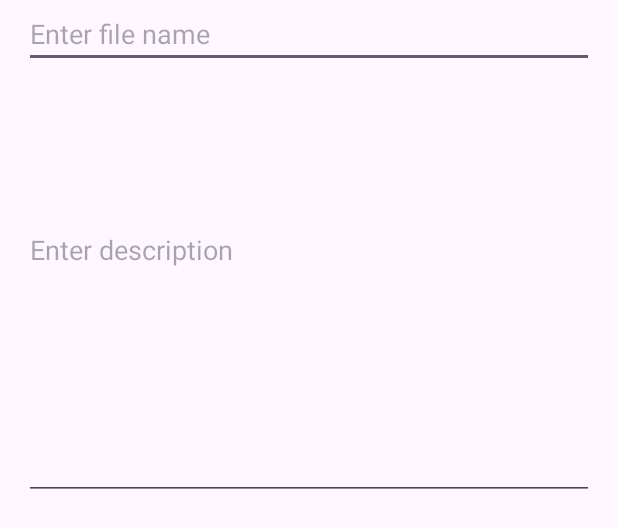
After one commit to snuhcs-course/swpp-2023-project-team-9, an Android app: the layout dialog_save.xml on its own in the app's theme, with its tools: preview values and no code run, on a phone screen of 412 x 824 dp. The commit adds this screen. Shown: the top 528 px of the screen. Run offline under Robolectric (Android 15) with nearby library versions, the light colour scheme and no system bars.

Commit message:
feat: add submit UI

```diff
--- /dev/null
+++ b/frontend/app/src/main/res/layout/dialog_save.xml
@@ -0,0 +1,31 @@
+<?xml version="1.0" encoding="utf-8"?>
+<androidx.constraintlayout.widget.ConstraintLayout
+    xmlns:android="http://schemas.android.com/apk/res/android"
+    xmlns:tools="http://schemas.android.com/tools"
+    android:layout_width="match_parent"
+    android:layout_height="match_parent">
+
+    <EditText
+        android:id="@+id/editText_file_name"
+        android:layout_width="match_parent"
+        android:layout_height="wrap_content"
+        android:layout_margin="16dp"
+        android:hint="@string/enter_file_name"
+        android:inputType="text"
+        android:maxLines="1"
+        tools:layout_editor_absoluteX="16dp"
+        tools:layout_editor_absoluteY="25dp" />
+
+    <EditText
+        android:id="@+id/editText_description"
+        android:layout_width="match_parent"
+        android:layout_height="500px"
+        android:layout_margin="16dp"
+        android:hint="@string/enter_description"
+        android:inputType="text"
+        android:maxLines="10"
+        tools:layout_editor_absoluteX="16dp"
+        tools:layout_editor_absoluteY="90dp" />
+
+
+</androidx.constraintlayout.widget.ConstraintLayout>
--- a/frontend/app/src/main/res/values/strings.xml
+++ b/frontend/app/src/main/res/values/strings.xml
@@ -1,3 +1,6 @@
 <resources>
     <string name="app_name">LittleStudio</string>
+    <string name="hello_blank_fragment">Hello blank fragment</string>
+    <string name="enter_file_name">Enter file name</string>
+    <string name="enter_description">Enter description</string>
 </resources>
```
